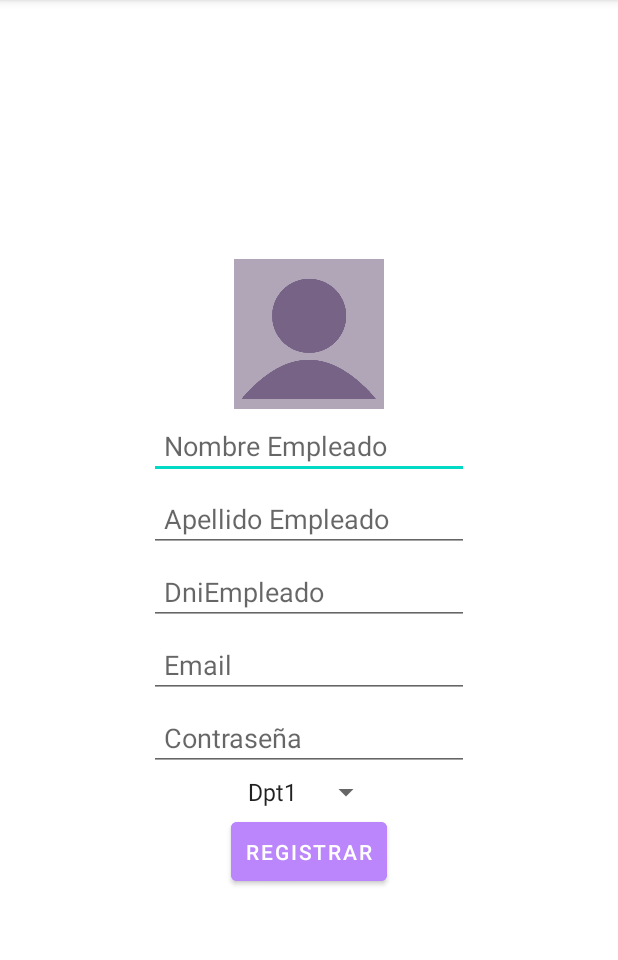
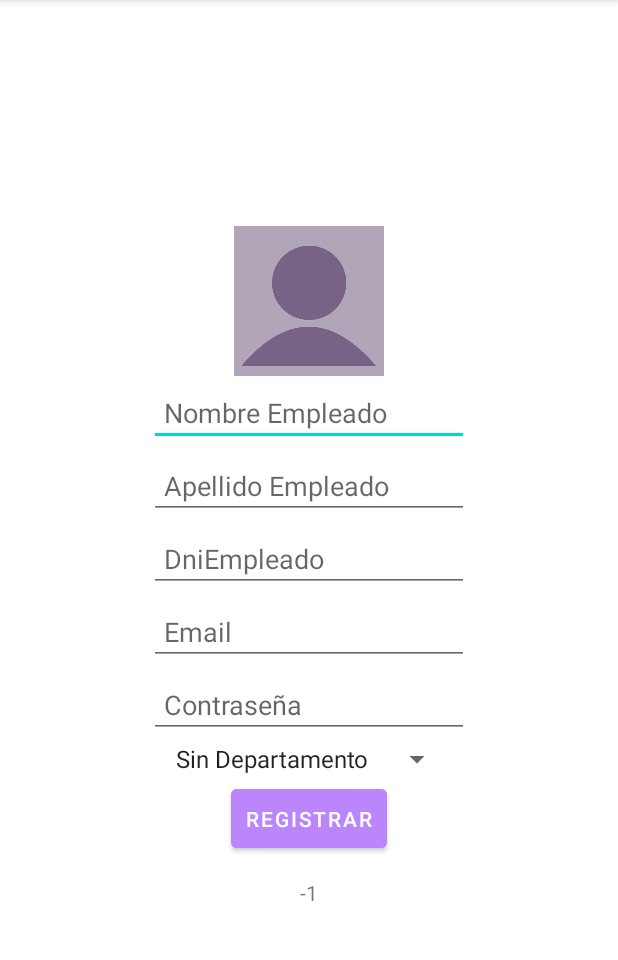
Before and after one commit to isabelcoboruizazuaga/ScrumManager, an Android app: the NuevoEmpleadoActivity screen opened directly, with no data from a screen before it, on a phone screen of 412 x 824 dp, the part 84-1044 px from its top. Run offline under Robolectric (Android 15) with nearby library versions, the phone set to English and light mode, and no system bars; our stand-ins replace Firebase (no records; nobody signed in at launch, a user with empty details on screens opened directly), Picasso; pictures from the network do not load; 2 statements that could not run were skipped.

Commit message:
Avances al editar y añadir empleados

```diff
--- a/app/src/main/java/com/example/scrummanager/Vistas/Empleados.java
+++ b/app/src/main/java/com/example/scrummanager/Vistas/Empleados.java
@@ -126,8 +126,6 @@ public class Empleados extends Fragment {private FirebaseAuth mAuthAdmin, mAuthW
             case R.id.menuAnEmp:
                 startActivity(new Intent(getContext(), NuevoEmpleadoActivity.class));
                 break;
-
-
         }
         return super.onOptionsItemSelected(item);
     }
--- a/app/src/main/java/com/example/scrummanager/Vistas/NuevoDepartamentoActivity.java
+++ b/app/src/main/java/com/example/scrummanager/Vistas/NuevoDepartamentoActivity.java
@@ -147,7 +147,8 @@ public class NuevoDepartamentoActivity extends AppCompatActivity {
 
     //Método para subir la imagen a la database y cargarla en el layout
     private void subirImagenFirebase(Uri imagenUri){
-        StorageReference archivoRef= storageReference.child("departments/"+did+"/cover.jpg");
+        try {
+            StorageReference archivoRef = storageReference.child("departments/" + did + "/cover.jpg");
             archivoRef.putFile(imagenUri).addOnSuccessListener(new OnSuccessListener<UploadTask.TaskSnapshot>() {
                 @Override
                 public void onSuccess(UploadTask.TaskSnapshot taskSnapshot) {
@@ -162,9 +163,10 @@ public class NuevoDepartamentoActivity extends AppCompatActivity {
             }).addOnFailureListener(new OnFailureListener() {
                 @Override
                 public void onFailure(@NonNull Exception e) {
-                Toast.makeText(getBaseContext(),"errooor",Toast.LENGTH_SHORT).show();
+                    Toast.makeText(getBaseContext(), "errooor", Toast.LENGTH_SHORT).show();
                 }
             });
+        }catch (java.lang.IllegalArgumentException e){}
     }
 
     private void crearDepartamento(View v){
--- a/app/src/main/java/com/example/scrummanager/Vistas/NuevoEmpleadoActivity.java
+++ b/app/src/main/java/com/example/scrummanager/Vistas/NuevoEmpleadoActivity.java
@@ -20,6 +20,7 @@ import android.widget.Button;
 import android.widget.EditText;
 import android.widget.ImageView;
 import android.widget.Spinner;
+import android.widget.TextView;
 import android.widget.Toast;
 
 import com.example.scrummanager.Modelos.Departamento;
@@ -57,16 +58,23 @@ public class NuevoEmpleadoActivity extends AppCompatActivity {
     private ArrayList<String> departamentosNombres;
     private Empleado empleadoManager;
     private String idDepartamento;
+    private  String eid;
+    private Uri imagenUri;
 
 
     private Spinner spinnerDepartamento;
     private Button btn_registrar;
     private EditText et_nombre, et_apellidos, et_dni, et_email, et_contrasenia;
+    private TextView tv_eid;
     private ImageView iv_imagenEmpleado;
     @Override
     protected void onCreate(Bundle savedInstanceState) {
         super.onCreate(savedInstanceState);
         setContentView(R.layout.activity_nuevo_empleado);
+
+        //Recuperación del id de empresa
+        SharedPreferences sp = PreferenceManager.getDefaultSharedPreferences(getBaseContext());
+        eid= sp.getString("eid","-1");
 
         //Inicialización variables del layout
         spinnerDepartamento= findViewById(R.id.spinner_departamentos);
@@ -77,9 +85,13 @@ public class NuevoEmpleadoActivity extends AppCompatActivity {
         et_email=findViewById(R.id.et_emailEmpleado);
         et_contrasenia=findViewById(R.id.et_contraseniaEmpleado);
         iv_imagenEmpleado=findViewById(R.id.iv_imagenEmpleado);
+        tv_eid= findViewById(R.id.tv_eid);
+        tv_eid.setText(eid);
 
         //Initialización de Firebase
         mAuthAdmin = FirebaseAuth.getInstance();
+        dbReference=FirebaseDatabase.getInstance().getReference();
+        storageReference= FirebaseStorage.getInstance().getReference();
 
         /*storageReference= FirebaseStorage.getInstance().getReference();*/
 
@@ -95,31 +107,18 @@ public class NuevoEmpleadoActivity extends AppCompatActivity {
             mAuthWorker = FirebaseAuth.getInstance(FirebaseApp.getInstance("ScrumManager"));
         }
 
-        //Firebase database initialization
-        database= FirebaseDatabase.getInstance();
-        dbReference=database.getReference();
-
-        //
+        //Extracción de los datos de departamentos de la base de datos
         departamentos= new ArrayList<>();
         departamentosNombres= new ArrayList<>();
-        Departamento dpt= new Departamento("dpt1","Dpt1", "empresa");
-        departamentosNombres.add(dpt.getNombreDepartamento());
-        departamentos.add(dpt);
-        dpt= new Departamento("dpt2","dpt2", "empresa");
-        departamentosNombres.add(dpt.getNombreDepartamento());
-        departamentos.add(dpt);
-        dpt= new Departamento("dpt3","dpt3", "empresa");
-        departamentosNombres.add(dpt.getNombreDepartamento());
-        departamentos.add(dpt);
-        dpt= new Departamento("dpt4","dpt4", "empresa");
-        departamentosNombres.add(dpt.getNombreDepartamento());
-        departamentos.add(dpt);
-        dpt= new Departamento("dpt5","dpt5", "empresa");
+        setEventListener();
+        dbReference.child(eid).child("Departamentos").addValueEventListener(eventListener);
+
+        Departamento dpt= new Departamento("-1","Sin Departamento", eid);
         departamentosNombres.add(dpt.getNombreDepartamento());
         departamentos.add(dpt);
 
+        //Control del spinner
         rellenarSpinnerDepartamento();
-
         spinnerDepartamento.setOnItemSelectedListener(new AdapterView.OnItemSelectedListener() {
             public void onItemSelected(AdapterView<?> parentView,View selectedItemView, int position, long id) {
                 //La posición del nombre de departamento equivale a la de la lista de objetos departamento
@@ -131,10 +130,19 @@ public class NuevoEmpleadoActivity extends AppCompatActivity {
             }
 
         });
+
+        //ON CLICK LISTENERS
         btn_registrar.setOnClickListener(new View.OnClickListener() {
             @Override
             public void onClick(View v) {
                 crearCuenta();
+            }
+        });
+        iv_imagenEmpleado.setOnClickListener(new View.OnClickListener() {
+            @Override
+            public void onClick(View v) {
+                Intent abrirGaleriaIntent = new Intent(Intent.ACTION_PICK, android.provider.MediaStore.Images.Media.EXTERNAL_CONTENT_URI);
+                startActivityForResult(abrirGaleriaIntent,1000);
             }
         });
 
@@ -192,6 +200,41 @@ public class NuevoEmpleadoActivity extends AppCompatActivity {
         });
     }*/
 
+    //Método que se activará cuando la imagen de pérfil se pulse y se abra la galería
+    @Override
+    protected void onActivityResult(int requestCode, int resultCode, @Nullable Intent data) {
+        super.onActivityResult(requestCode, resultCode, data);
+        if(requestCode==1000){
+            if(resultCode== Activity.RESULT_OK){
+                imagenUri= data.getData();
+                Picasso.get().load(imagenUri).into(iv_imagenEmpleado);
+            }
+        }
+    }
+
+    //Método para subir la imagen a la database y cargarla en el layout
+    private void subirImagenFirebase(Uri imagenUri){
+        try {
+            StorageReference archivoRef = storageReference.child("users/" + mAuthWorker.getCurrentUser().getUid() + "/profile.jpg");
+            archivoRef.putFile(imagenUri).addOnSuccessListener(new OnSuccessListener<UploadTask.TaskSnapshot>() {
+                @Override
+                public void onSuccess(UploadTask.TaskSnapshot taskSnapshot) {
+                    archivoRef.getDownloadUrl().addOnSuccessListener(new OnSuccessListener<Uri>() {
+                        @Override
+                        public void onSuccess(Uri uri) {
+                            //Si se sube correctamente se accede a la base de datos y la carga en el layout
+                            Picasso.get().load(uri).into(iv_imagenEmpleado);
+                        }
+                    });
+                }
+            }).addOnFailureListener(new OnFailureListener() {
+                @Override
+                public void onFailure(@NonNull Exception e) {
+                }
+            });
+        }catch (java.lang.IllegalArgumentException e){}
+    }
+
     //Método para rellenar las opciones de departamento
     private void rellenarSpinnerDepartamento(){
         ArrayAdapter<String> departamentoAdapter= new ArrayAdapter<>(this, android.R.layout.simple_spinner_item, departamentosNombres);
@@ -221,10 +264,6 @@ public class NuevoEmpleadoActivity extends AppCompatActivity {
                                     FirebaseUser user = mAuthWorker.getCurrentUser();
                                     verificarEmail(user);
 
-                                    //Se añade a la empresa
-                                    SharedPreferences sp = PreferenceManager.getDefaultSharedPreferences(getBaseContext());
-                                    String eid= sp.getString("eid","-1");
-
                                     //Se crea el perfil de usuario y se envía a la base de datos
                                     String uid = user.getUid();
                                     Empleado empleadoObjeto= new Empleado(uid,nombre,apellido,eid);
@@ -252,6 +291,7 @@ public class NuevoEmpleadoActivity extends AppCompatActivity {
     //Redirige al usuario o muestra un error
     private void updateUI(FirebaseUser account){
         if(account != null){
+            subirImagenFirebase(imagenUri);
             //Si es correcto sale de la cuenta creada para seguir en la cuenta de administrador
             mAuthWorker.signOut();
             this.finish();
@@ -273,27 +313,22 @@ public class NuevoEmpleadoActivity extends AppCompatActivity {
         });
     }
 
-
-    //Database listener
-    public void setEventListener(){
+    //Valores del spinner
+    private Departamento departamento;
+    private void setEventListener(){
         eventListener= new ValueEventListener() {
             @Override
-            public void onDataChange(DataSnapshot dataSnapshot) {
-                //The data of the logged user are extracted
-                //empleadoManager = dataSnapshot.getValue(Empleado.class);
+            public void onDataChange(@NonNull DataSnapshot snapshot) {
+                for (DataSnapshot xempleado : snapshot.getChildren() ){
+                    //Se añaden los empleados a la lista
+                    departamento = xempleado.getValue(Departamento.class);
+                    departamentos.add(departamento);
+                    departamentosNombres.add(departamento.getNombreDepartamento());
+                }
+            }
+            @Override
+            public void onCancelled(@NonNull DatabaseError error) {
 
-                //The list of the received messages is gotten
-                //empleadoManager.get;
-
-                //Same with the sent messages
-                //getCurrentUserSentMessages();
-
-                //RV_creation();
-            }
-
-            @Override
-            public void onCancelled(DatabaseError databaseError) {
-                Log.e("onDataChange", "Error!", databaseError.toException());
             }
         };
     }
--- a/app/src/main/res/layout/activity_nuevo_empleado.xml
+++ b/app/src/main/res/layout/activity_nuevo_empleado.xml
@@ -136,5 +136,20 @@
                 android:text="Registrar"
                 android:backgroundTint="@color/purple_200"/>
         </LinearLayout>
+        <LinearLayout
+            android:layout_width="match_parent"
+            android:layout_height="wrap_content"
+            android:gravity="center|center_horizontal|center_vertical"
+            android:orientation="horizontal">
+
+            <TextView
+                android:id="@+id/tv_eid"
+                android:layout_width="wrap_content"
+                android:layout_height="wrap_content"
+                android:gravity="center_horizontal"
+                android:layout_margin="2dp"
+                android:hint="eid"
+                android:padding="10dp"/>
+        </LinearLayout>
     </LinearLayout>
 </FrameLayout>
```
Also changed, not shown: app/src/main/java/com/example/scrummanager/Controladores/AdaptadorDepartamentos.java (+7 -1 lines), app/src/main/java/com/example/scrummanager/Controladores/AdaptadorEmpleados.java (+29 -1 lines), app/src/main/java/com/example/scrummanager/Vistas/EditarDepartamentoActivity.java (+8 -5 lines), app/src/main/java/com/example/scrummanager/Vistas/EditarEmpleadoActivity.java (+54 -13 lines). Lines whose indentation alone changed are shown as unchanged.
